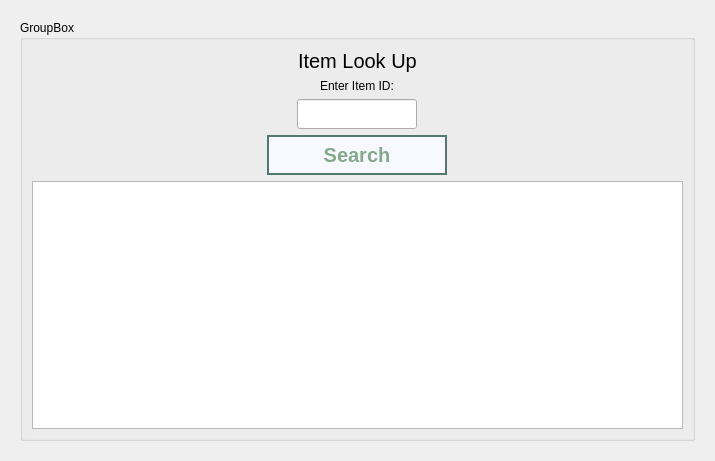
First picture: the form in Order66Inventory/itemlookup.ui, repository josephtrandev/COMS4103_Project, before the edit.
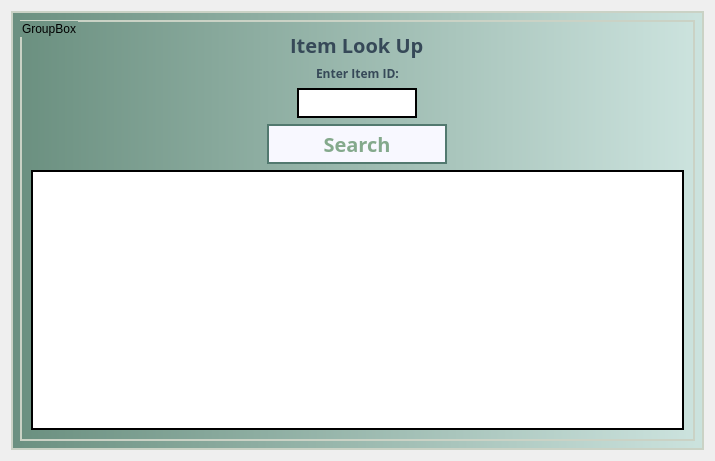
Second picture: the form after the edit.

Commit message: Window stylesheet updated

```diff
--- a/Order66Inventory/itemlookup.ui
+++ b/Order66Inventory/itemlookup.ui
@@ -13,13 +13,29 @@
   <property name="windowTitle">
    <string>Form</string>
   </property>
+  <property name="styleSheet">
+   <string notr="true"/>
+  </property>
   <layout class="QGridLayout" name="gridLayout">
    <item row="0" column="0">
     <widget class="QStackedWidget" name="stackedWidget">
+     <property name="styleSheet">
+      <string notr="true"/>
+     </property>
      <property name="currentIndex">
       <number>0</number>
      </property>
      <widget class="QWidget" name="page">
+      <property name="autoFillBackground">
+       <bool>false</bool>
+      </property>
+      <property name="styleSheet">
+       <string notr="true">QWidget {
+	border: 2 solid rgba(202, 210, 197);
+	background-color: qlineargradient(spread:pad, x1:0, y1:0, x2:1, y2:0, stop:0 rgba(107, 144, 128), stop:1 rgba(204, 227, 222));
+	color: 2f3e46;
+}</string>
+      </property>
       <layout class="QVBoxLayout" name="verticalLayout">
        <item>
         <widget class="QGroupBox" name="groupBox">
@@ -35,9 +51,21 @@
          <layout class="QVBoxLayout" name="verticalLayout_2">
           <item alignment="Qt::AlignHCenter|Qt::AlignTop">
            <widget class="QLabel" name="label">
+            <property name="font">
+             <font>
+              <family>Open Sans</family>
+              <pointsize>-1</pointsize>
+              <weight>75</weight>
+              <bold>true</bold>
+             </font>
+            </property>
             <property name="styleSheet">
-             <string notr="true">font-size: 20px;
-</string>
+             <string notr="true">QLabel {
+	font-size: 20px;
+	border: none;
+	background-color: none;
+	color: rgb(54, 73, 88);
+}</string>
             </property>
             <property name="text">
              <string>Item Look Up</string>
@@ -46,6 +74,20 @@
           </item>
           <item alignment="Qt::AlignHCenter">
            <widget class="QLabel" name="label_2">
+            <property name="font">
+             <font>
+              <family>Open Sans</family>
+              <weight>75</weight>
+              <bold>true</bold>
+             </font>
+            </property>
+            <property name="styleSheet">
+             <string notr="true">QLabel {
+	border: none;
+	background-color: none;
+	color: rgb(54, 73, 88);
+}</string>
+            </property>
             <property name="text">
              <string>Enter Item ID:</string>
             </property>
@@ -66,7 +108,10 @@
              </size>
             </property>
             <property name="styleSheet">
-             <string notr="true"/>
+             <string notr="true">QLineEdit {
+	border: 2 solid black;
+	background-color: white;
+}</string>
             </property>
             <property name="text">
              <string/>
@@ -93,6 +138,14 @@
               <height>40</height>
              </size>
             </property>
+            <property name="font">
+             <font>
+              <family>Open Sans</family>
+              <pointsize>-1</pointsize>
+              <weight>75</weight>
+              <bold>true</bold>
+             </font>
+            </property>
             <property name="styleSheet">
              <string notr="true">QPushButton{
 	font-size: 20px;
@@ -114,7 +167,14 @@
            </widget>
           </item>
           <item>
-           <widget class="QTableView" name="itemLookUpTbl"/>
+           <widget class="QTableView" name="itemLookUpTbl">
+            <property name="styleSheet">
+             <string notr="true">QTableView {
+	border: 2 solid black;
+	background-color: white;
+}</string>
+            </property>
+           </widget>
           </item>
          </layout>
         </widget>
```
